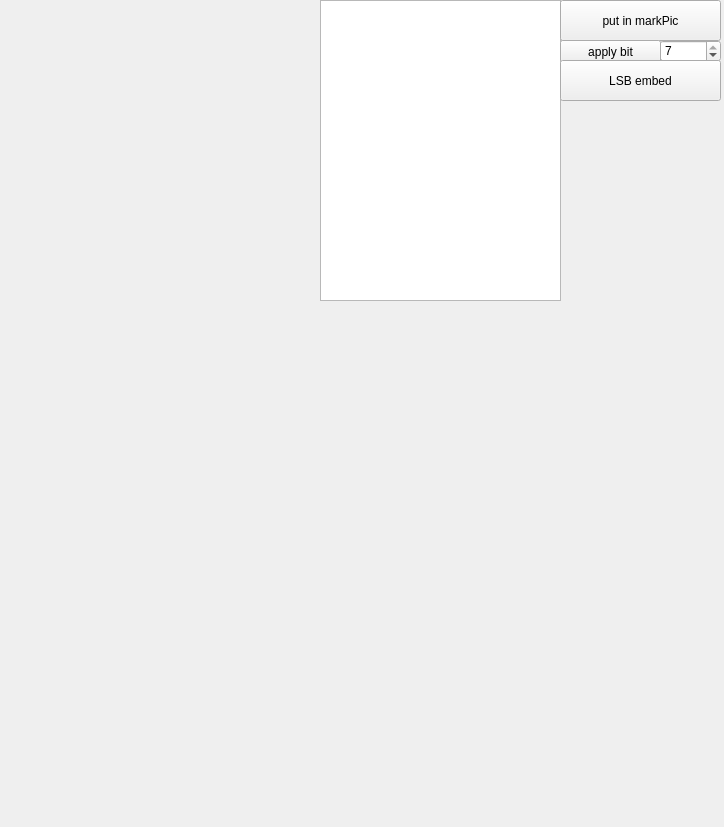
This is lsb.ui in sngo666/myPicAlgo as Qt 5 draws it before an edit. The edited form follows.
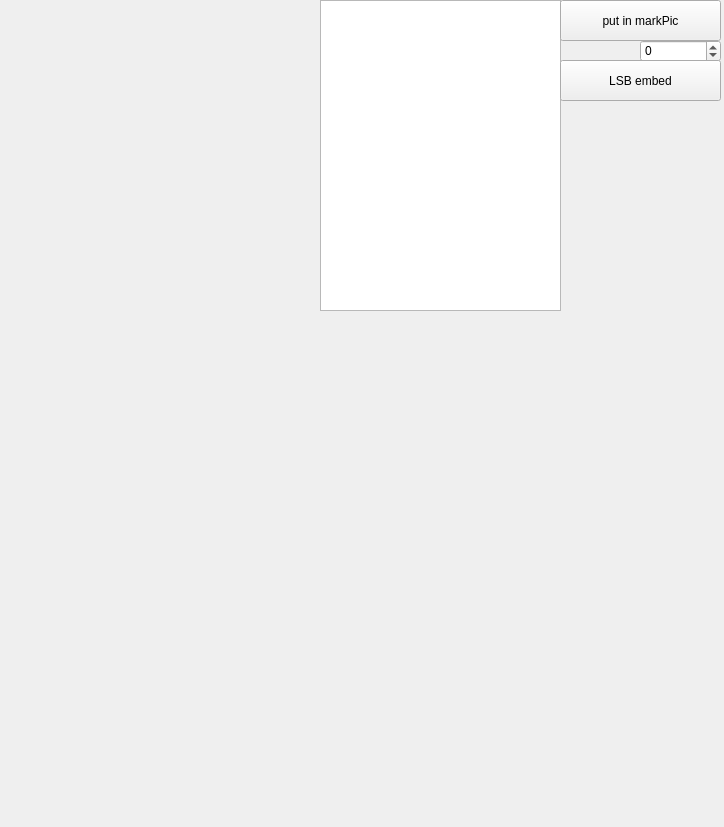
This is the edited form.

```diff
--- a/lsb.ui
+++ b/lsb.ui
@@ -19,7 +19,7 @@
      <x>320</x>
      <y>0</y>
      <width>241</width>
-     <height>301</height>
+     <height>311</height>
     </rect>
    </property>
   </widget>
@@ -28,8 +28,8 @@
     <rect>
      <x>0</x>
      <y>0</y>
-     <width>311</width>
-     <height>291</height>
+     <width>321</width>
+     <height>311</height>
     </rect>
    </property>
    <property name="text">
@@ -65,12 +65,18 @@
   <widget class="QSpinBox" name="bitPos">
    <property name="geometry">
     <rect>
-     <x>660</x>
+     <x>640</x>
      <y>40</y>
-     <width>61</width>
+     <width>81</width>
      <height>22</height>
     </rect>
    </property>
+   <property name="inputMethodHints">
+    <set>Qt::ImhDigitsOnly</set>
+   </property>
+   <property name="wrapping">
+    <bool>true</bool>
+   </property>
    <property name="minimum">
     <number>0</number>
    </property>
@@ -78,20 +84,7 @@
     <number>7</number>
    </property>
    <property name="value">
-    <number>7</number>
-   </property>
-  </widget>
-  <widget class="QPushButton" name="operateBit">
-   <property name="geometry">
-    <rect>
-     <x>560</x>
-     <y>40</y>
-     <width>101</width>
-     <height>23</height>
-    </rect>
-   </property>
-   <property name="text">
-    <string>apply bit</string>
+    <number>0</number>
    </property>
   </widget>
   <widget class="QPushButton" name="lsbEmbed">
```
